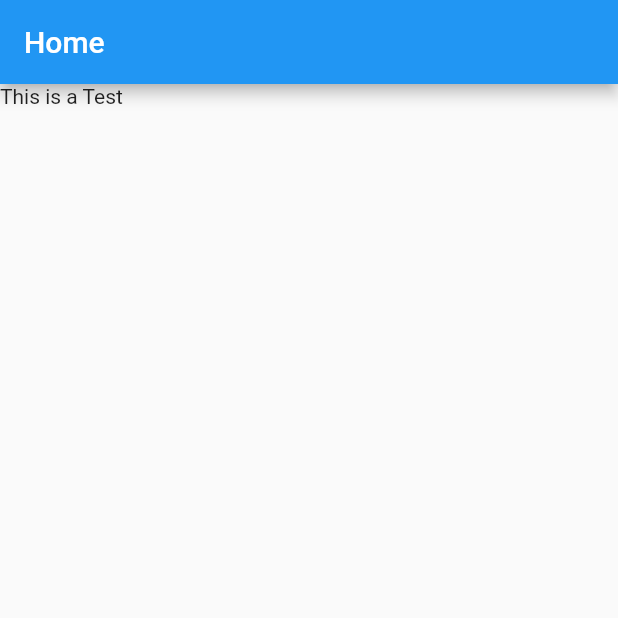
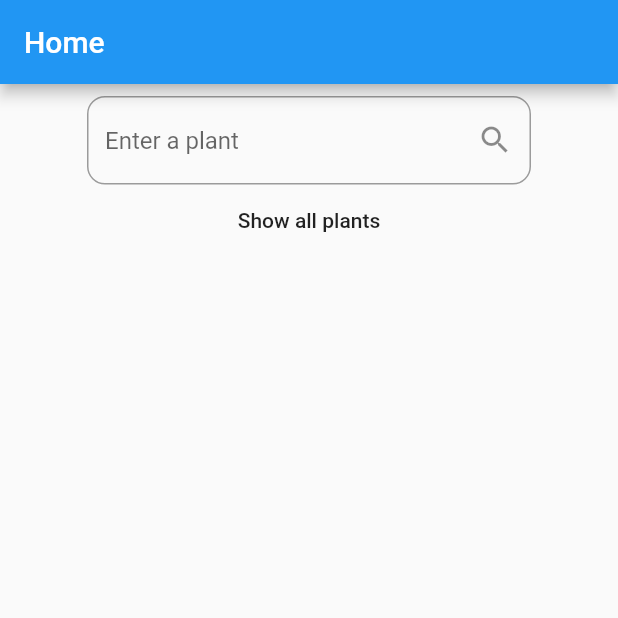
Before and after one commit to DerBrezel/plant_app, a Flutter app: the screen it shows after launch, on a phone screen of 412 x 824 dp, the top half of it. Run offline on Flutter 3.47's test engine with Material 2 defaults, Android fonts, the phone set to English and light mode, and no system bars; our stand-ins replace bloc, flutter_bloc.

Commit message:
first demo of repository and bloc communication

```diff
--- a/lib/src/app.dart
+++ b/lib/src/app.dart
@@ -1,7 +1,10 @@
 
 import 'package:flutter/cupertino.dart';
 import 'package:flutter/material.dart';
-import 'package:plant_app/src/ui/mainScreen.dart';
+import 'package:flutter_bloc/flutter_bloc.dart';
+import 'package:plant_app/src/blocs/add_my_plant/my_plants_bloc.dart';
+import 'package:plant_app/src/repository/plant_repository.dart';
+import 'package:plant_app/src/ui/testScreen.dart';
 
 class MyApp extends StatelessWidget {
   // This widget is the root of your application.
@@ -25,7 +28,10 @@ class MyApp extends StatelessWidget {
         // closer together (more dense) than on mobile platforms.
         visualDensity: VisualDensity.adaptivePlatformDensity,
       ),
-      home: MainScreen(),
+      home: BlocProvider(
+        create: (context) => MyPlantsBloc(FakePlantRepository()),
+        child: TestScreen(),
+      ),
     );
   }
 }
--- a/lib/src/blocs/add_my_plant/my_plants_bloc.dart
+++ b/lib/src/blocs/add_my_plant/my_plants_bloc.dart
@@ -24,6 +24,14 @@ class MyPlantsBloc extends Bloc<MyPlantsEvent, MyPlantsState> {
       } on NetworkException {
         yield MyPlantsError("Couldn't fetch Plant. Is this device online?");
       }
+    } else if (event is GetAllPlants){
+      try {
+        yield MyPlantsLoading();
+        final plants = await _plantRepository.fetchAllPlants();
+        yield AllPlantsLoaded(plants);
+      } on NetworkException {
+        yield MyPlantsError("Couldn't fetch Plant, no wifi?");
+      }
     }
   }
 }
--- a/lib/src/blocs/add_my_plant/my_plants_event.dart
+++ b/lib/src/blocs/add_my_plant/my_plants_event.dart
@@ -6,5 +6,7 @@ class GetMyPlants extends MyPlantsEvent {
   final String plants;
 
   GetMyPlants(this.plants);
+}
 
+class GetAllPlants extends MyPlantsEvent {
 }
--- a/lib/src/blocs/add_my_plant/my_plants_state.dart
+++ b/lib/src/blocs/add_my_plant/my_plants_state.dart
@@ -28,6 +28,12 @@ class MyPlantsLoaded extends MyPlantsState {
   int get hashCode => plant.hashCode;
 }
 
+class AllPlantsLoaded extends MyPlantsState {
+  final List<Plant> plants;
+
+  const AllPlantsLoaded(this.plants);
+}
+
 class MyPlantsError extends MyPlantsState {
   final String message;
   const MyPlantsError(this.message);
--- a/lib/src/repository/plant_repository.dart
+++ b/lib/src/repository/plant_repository.dart
@@ -3,6 +3,7 @@ import '../model/plants.dart';
 
 abstract class PlantRepository {
   Future<Plant> fetchPlant(String name);
+  Future<List<Plant>> fetchAllPlants();
 }
 
 class FakePlantRepository implements PlantRepository{
@@ -18,6 +19,30 @@ class FakePlantRepository implements PlantRepository{
   },
     );
     }
+
+    @override
+    Future<List<Plant>> fetchAllPlants() {
+    return Future.delayed(Duration(seconds: 1), () {
+      return DummyData().dummyPlants;
+    });
+
+    }
 }
 
 class NetworkException implements Exception{}
+
+class DummyData{
+  List<Plant> dummyPlants = [
+    Plant(name: "Arugula", waterValue: 21),
+    Plant(name: "Monstera", waterValue: 3),
+    Plant(name: "Frugula", waterValue: 4),
+    Plant(name: "Parsil", waterValue: 1),
+    Plant(name: "Basil", waterValue: 30),
+    Plant(name: "Mint", waterValue: 11),
+    Plant(name: "Ivy", waterValue: 2),
+    Plant(name: "Cactus", waterValue: 7),
+    Plant(name: "Arbol", waterValue: 6),
+    Plant(name: "Conanstiaza", waterValue: 12),
+
+  ];
+}
--- a/lib/src/ui/mainScreen.dart
+++ /dev/null
@@ -1,24 +0,0 @@
-
-import 'package:flutter/cupertino.dart';
-import 'package:flutter/material.dart';
-import 'package:plant_app/src/ui/CustomWidgets.dart';
-
-class MainScreen extends StatelessWidget{
-  @override
-  Widget build(BuildContext context) {
-    SizeConfig().init(context);
-    // TODO: implement build
-    return Scaffold(
-      appBar: AppBar(title: Text("Home"),),
-      body: Container(
-        height: SizeConfig.screenHeight * 0.3,
-        child: Column(
-          children: <Widget>[
-
-            Text("This is a Test")
-        ]),
-      ),
-    );
-  }
-
-}
--- /dev/null
+++ b/lib/src/ui/testScreen.dart
@@ -0,0 +1,122 @@
+
+import 'package:flutter/cupertino.dart';
+import 'package:flutter/material.dart';
+import 'package:flutter_bloc/flutter_bloc.dart';
+import 'package:plant_app/src/blocs/add_my_plant/my_plants_bloc.dart';
+import 'package:plant_app/src/model/plants.dart';
+import 'package:plant_app/src/ui/CustomWidgets.dart';
+
+class TestScreen extends StatefulWidget {
+  @override
+  State<StatefulWidget> createState() {
+    return _MainScreenState();
+  }
+}
+class _MainScreenState extends State<TestScreen>{
+  @override
+  Widget build(BuildContext context) {
+    SizeConfig().init(context);
+    return Scaffold(
+      appBar: AppBar(title: Text("Home"),),
+      body: Container(
+        margin: const EdgeInsets.all(8),
+        alignment: Alignment.center,
+        child: BlocConsumer<MyPlantsBloc, MyPlantsState>(
+          listener: (context, state){
+            if (state is MyPlantsError) {
+              Scaffold.of(context).showSnackBar(SnackBar(content: Text(state.message),));
+            }
+          },
+          builder: (context, state) {
+            if (state is MyPlantsInitial){
+              return buildInitialInput();
+            } else if (state is MyPlantsLoading){
+             return buildLoading();
+            } else if (state is MyPlantsLoaded) {
+              return buildColumnWithData(state.plant);
+            } else if(state is AllPlantsLoaded){
+              return buildAllPlants(state.plants);
+            }else {
+              // (state is MyPlantError)
+              return buildInitialInput();
+            }
+          },
+        )
+      ),
+    );
+  }
+  Widget buildInitialInput(){
+    return Center(
+      child: Column(
+        children: <Widget>[
+          PlantInputField(),
+          FlatButton(
+            onPressed: () {BlocProvider.of<MyPlantsBloc>(context).add(GetAllPlants());},
+            child: Text("Show all plants"),
+          )
+        ],
+      ),
+    );
+  }
+
+  //shows the dummy plants.
+  Widget buildAllPlants(List<Plant> allPlants) {
+    return Column(
+      children: <Widget>[
+        PlantInputField(),
+        Expanded(
+          child: ListView.builder(
+            itemCount: allPlants.length,
+              itemBuilder: (context, index){
+            return Container(
+              height: 30,
+              decoration: BoxDecoration(
+                borderRadius: BorderRadius.circular(12),
+              ),
+              child: Text(allPlants[index].name),
+            );
+          }),
+        ),
+      ],
+    );
+  }
+
+  Widget buildLoading() {
+    return Center(
+      child: CircularProgressIndicator(),
+    );
+  }
+
+  Column buildColumnWithData(Plant plant) {
+    return Column(
+      mainAxisAlignment: MainAxisAlignment.spaceEvenly,
+      children: <Widget>[
+        Text(plant.name),
+        Text("Plant watering needed ${plant.waterValue}"),
+        buildInitialInput(),
+      ],
+    );
+  }
+}
+
+class PlantInputField extends StatelessWidget {
+  @override
+  Widget build(BuildContext context) {
+    return Padding(
+      padding: const EdgeInsets.symmetric(horizontal: 50),
+      child: TextField(
+        onSubmitted: (value) => submitPlantName(context, value),
+        textInputAction: TextInputAction.search,
+        decoration: InputDecoration(
+          hintText: "Enter a plant",
+          border: OutlineInputBorder(borderRadius: BorderRadius.circular(12)),
+          suffixIcon: Icon(Icons.search),
+        ),
+      ),
+    );
+  }
+
+  void submitPlantName(BuildContext context, String plant){
+    BlocProvider.of<MyPlantsBloc>(context).add(GetMyPlants(plant));
+  }
+}
```
